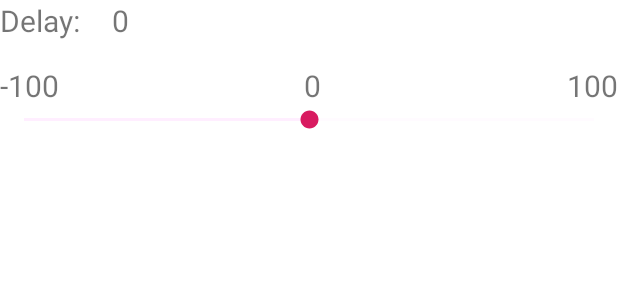
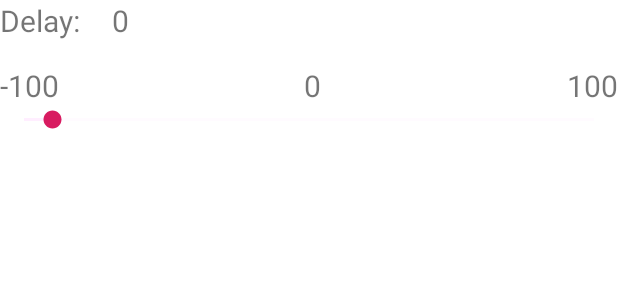
Before and after one commit to AChmykhov/BroadCast, an Android app: the layout activity_receiver.xml on its own in the app's theme, with its tools: preview values and no code run, on a phone screen of 412 x 824 dp. Shown: the part 519-819 px from the top of the screen. Run offline under Robolectric (Android 15) with nearby library versions, the phone set to English and light mode, and no system bars.

```diff
--- a/app/src/main/res/layout/activity_receiver.xml
+++ b/app/src/main/res/layout/activity_receiver.xml
@@ -61,7 +61,7 @@
                 android:layout_height="wrap_content"
                 android:id="@+id/DelayBar"
                 android:progress="100"
-                android:max="200"
+                android:max="2000"
                 android:progressTint="@color/colorBar"
                 android:background="@color/colorReceiverBackground"
                 android:progressBackgroundTint="@color/colorBar"/>
```
Also changed, not shown: app/src/main/java/com/example/broadcast/ReceiverActivity.kt (+2 -6 lines).
